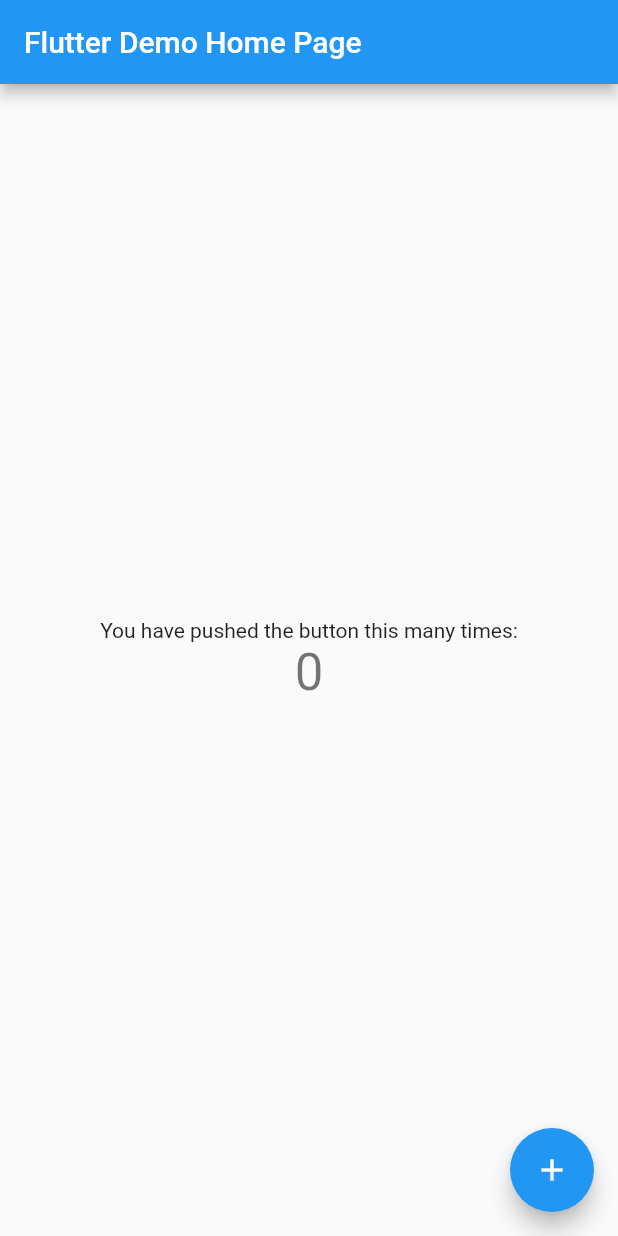
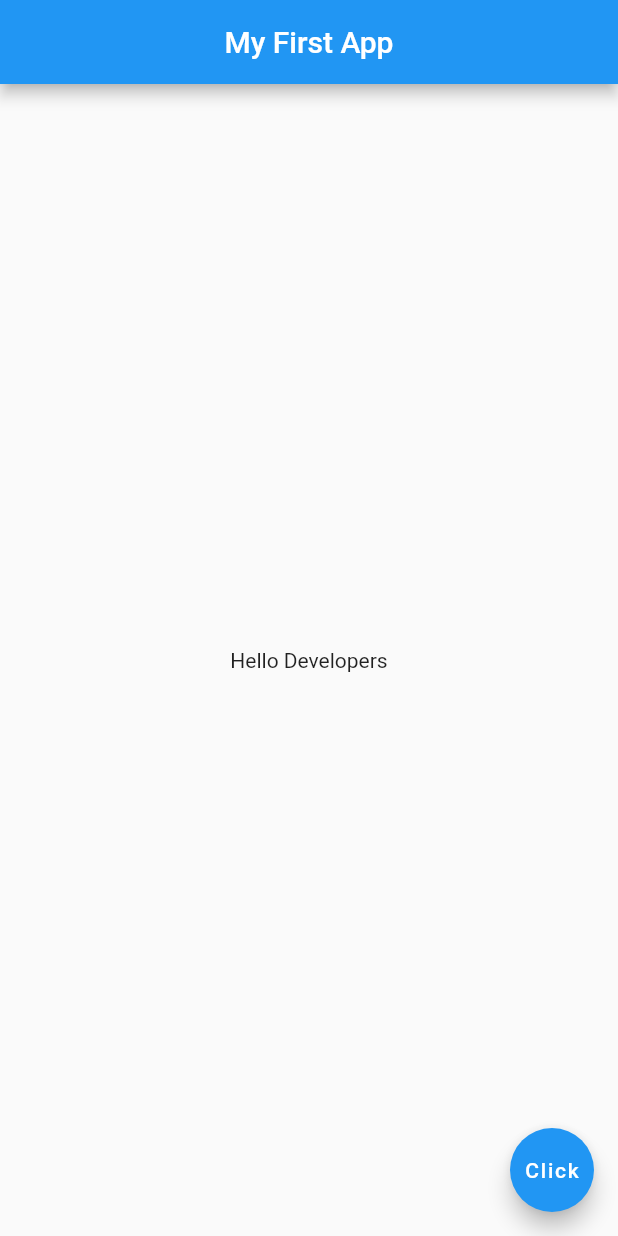
Before and after one commit to achaudhary591/FirstFlutterProject, a Flutter app: the screen it shows after launch, on a phone screen of 412 x 824 dp. Run offline on Flutter 3.47's test engine with Material 2 defaults, Android fonts, the phone set to English and light mode, and no system bars.

Commit message:
added basic layout

```diff
--- a/lib/main.dart
+++ b/lib/main.dart
@@ -1,115 +1,20 @@
 import 'package:flutter/material.dart';
 
 void main() {
-  runApp(const MyApp());
-}
-
-class MyApp extends StatelessWidget {
-  const MyApp({super.key});
-
-  // This widget is the root of your application.
-  @override
-  Widget build(BuildContext context) {
-    return MaterialApp(
-      title: 'Flutter Demo',
-      theme: ThemeData(
-        // This is the theme of your application.
-        //
-        // Try running your application with "flutter run". You'll see the
-        // application has a blue toolbar. Then, without quitting the app, try
-        // changing the primarySwatch below to Colors.green and then invoke
-        // "hot reload" (press "r" in the console where you ran "flutter run",
-        // or simply save your changes to "hot reload" in a Flutter IDE).
-        // Notice that the counter didn't reset back to zero; the application
-        // is not restarted.
-        primarySwatch: Colors.blue,
-      ),
-      home: const MyHomePage(title: 'Flutter Demo Home Page'),
-    );
-  }
-}
-
-class MyHomePage extends StatefulWidget {
-  const MyHomePage({super.key, required this.title});
-
-  // This widget is the home page of your application. It is stateful, meaning
-  // that it has a State object (defined below) that contains fields that affect
-  // how it looks.
-
-  // This class is the configuration for the state. It holds the values (in this
-  // case the title) provided by the parent (in this case the App widget) and
-  // used by the build method of the State. Fields in a Widget subclass are
-  // always marked "final".
-
-  final String title;
-
-  @override
-  State<MyHomePage> createState() => _MyHomePageState();
-}
-
-class _MyHomePageState extends State<MyHomePage> {
-  int _counter = 0;
-
-  void _incrementCounter() {
-    setState(() {
-      // This call to setState tells the Flutter framework that something has
-      // changed in this State, which causes it to rerun the build method below
-      // so that the display can reflect the updated values. If we changed
-      // _counter without calling setState(), then the build method would not be
-      // called again, and so nothing would appear to happen.
-      _counter++;
-    });
-  }
-
-  @override
-  Widget build(BuildContext context) {
-    // This method is rerun every time setState is called, for instance as done
-    // by the _incrementCounter method above.
-    //
-    // The Flutter framework has been optimized to make rerunning build methods
-    // fast, so that you can just rebuild anything that needs updating rather
-    // than having to individually change instances of widgets.
-    return Scaffold(
-      appBar: AppBar(
-        // Here we take the value from the MyHomePage object that was created by
-        // the App.build method, and use it to set our appbar title.
-        title: Text(widget.title),
-      ),
-      body: Center(
-        // Center is a layout widget. It takes a single child and positions it
-        // in the middle of the parent.
-        child: Column(
-          // Column is also a layout widget. It takes a list of children and
-          // arranges them vertically. By default, it sizes itself to fit its
-          // children horizontally, and tries to be as tall as its parent.
-          //
-          // Invoke "debug painting" (press "p" in the console, choose the
-          // "Toggle Debug Paint" action from the Flutter Inspector in Android
-          // Studio, or the "Toggle Debug Paint" command in Visual Studio Code)
-          // to see the wireframe for each widget.
-          //
-          // Column has various properties to control how it sizes itself and
-          // how it positions its children. Here we use mainAxisAlignment to
-          // center the children vertically; the main axis here is the vertical
-          // axis because Columns are vertical (the cross axis would be
-          // horizontal).
-          mainAxisAlignment: MainAxisAlignment.center,
-          children: <Widget>[
-            const Text(
-              'You have pushed the button this many times:',
-            ),
-            Text(
-              '$_counter',
-              style: Theme.of(context).textTheme.headline4,
-            ),
-          ],
+  runApp(MaterialApp(
+      home: Scaffold(
+        appBar: AppBar(
+          title: Text("My First App"),
+          centerTitle: true,
+        ),
+        body: const Center(
+          child: Text("Hello Developers"),
+        ),
+        floatingActionButton: FloatingActionButton(
+          onPressed: () { },
+          child: Text('Click'),
         ),
       ),
-      floatingActionButton: FloatingActionButton(
-        onPressed: _incrementCounter,
-        tooltip: 'Increment',
-        child: const Icon(Icons.add),
-      ), // This trailing comma makes auto-formatting nicer for build methods.
-    );
-  }
+
+  ));
 }
```
Also changed, not shown: 2 other files.
